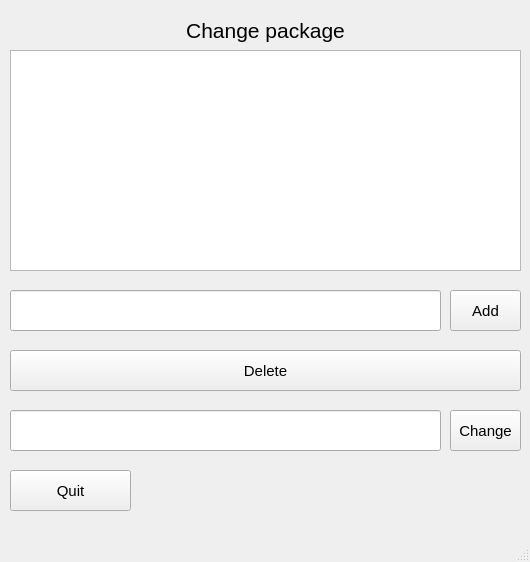
First picture: the form in mdkpv2/change_packages.ui, repository Korobkov124/MDKP, before the edit.
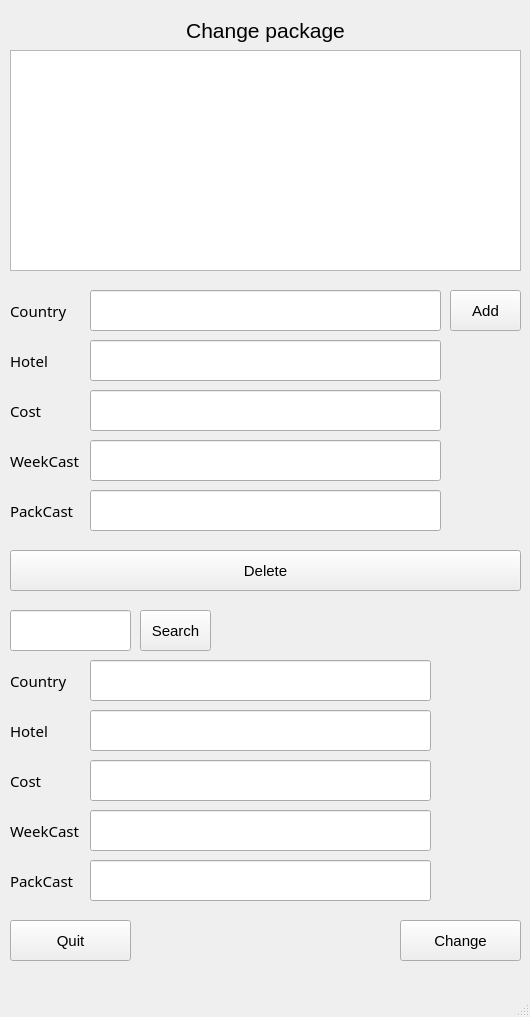
Second picture: the form after the edit.

What changed in the file:
```diff
--- a/mdkpv2/change_packages.ui
+++ b/mdkpv2/change_packages.ui
@@ -7,7 +7,7 @@
     <x>0</x>
     <y>0</y>
     <width>530</width>
-    <height>562</height>
+    <height>1017</height>
    </rect>
   </property>
   <property name="windowTitle">
@@ -46,11 +46,11 @@
      <string>Add</string>
     </property>
    </widget>
-   <widget class="QPushButton" name="Change_button">
+   <widget class="QPushButton" name="Search_button">
     <property name="geometry">
      <rect>
-      <x>450</x>
-      <y>410</y>
+      <x>140</x>
+      <y>610</y>
       <width>71</width>
       <height>41</height>
      </rect>
@@ -62,15 +62,15 @@
      </font>
     </property>
     <property name="text">
-     <string>Change</string>
+     <string>Search</string>
     </property>
    </widget>
    <widget class="QLineEdit" name="lineEdit_2">
     <property name="geometry">
      <rect>
       <x>10</x>
-      <y>410</y>
-      <width>431</width>
+      <y>610</y>
+      <width>121</width>
       <height>41</height>
      </rect>
     </property>
@@ -79,7 +79,7 @@
     <property name="geometry">
      <rect>
       <x>10</x>
-      <y>470</y>
+      <y>920</y>
       <width>121</width>
       <height>41</height>
      </rect>
@@ -98,7 +98,7 @@
     <property name="geometry">
      <rect>
       <x>10</x>
-      <y>350</y>
+      <y>550</y>
       <width>511</width>
       <height>41</height>
      </rect>
@@ -116,9 +116,9 @@
    <widget class="QLineEdit" name="lineEdit">
     <property name="geometry">
      <rect>
-      <x>10</x>
+      <x>90</x>
       <y>290</y>
-      <width>431</width>
+      <width>351</width>
       <height>41</height>
      </rect>
     </property>
@@ -133,6 +133,335 @@
      </rect>
     </property>
    </widget>
+   <widget class="QLineEdit" name="Hotel_field">
+    <property name="geometry">
+     <rect>
+      <x>90</x>
+      <y>340</y>
+      <width>351</width>
+      <height>41</height>
+     </rect>
+    </property>
+   </widget>
+   <widget class="QLineEdit" name="Cost_field">
+    <property name="geometry">
+     <rect>
+      <x>90</x>
+      <y>390</y>
+      <width>351</width>
+      <height>41</height>
+     </rect>
+    </property>
+   </widget>
+   <widget class="QLineEdit" name="Week_cast_field">
+    <property name="geometry">
+     <rect>
+      <x>90</x>
+      <y>440</y>
+      <width>351</width>
+      <height>41</height>
+     </rect>
+    </property>
+   </widget>
+   <widget class="QLineEdit" name="Package_cast_field">
+    <property name="geometry">
+     <rect>
+      <x>90</x>
+      <y>490</y>
+      <width>351</width>
+      <height>41</height>
+     </rect>
+    </property>
+   </widget>
+   <widget class="QLineEdit" name="Country_for_change_field">
+    <property name="geometry">
+     <rect>
+      <x>90</x>
+      <y>660</y>
+      <width>341</width>
+      <height>41</height>
+     </rect>
+    </property>
+   </widget>
+   <widget class="QLineEdit" name="Hotel_for_chang_field">
+    <property name="geometry">
+     <rect>
+      <x>90</x>
+      <y>710</y>
+      <width>341</width>
+      <height>41</height>
+     </rect>
+    </property>
+   </widget>
+   <widget class="QLineEdit" name="Cost_for_change_field">
+    <property name="geometry">
+     <rect>
+      <x>90</x>
+      <y>760</y>
+      <width>341</width>
+      <height>41</height>
+     </rect>
+    </property>
+   </widget>
+   <widget class="QLineEdit" name="Weekcast_for_change_field">
+    <property name="geometry">
+     <rect>
+      <x>90</x>
+      <y>810</y>
+      <width>341</width>
+      <height>41</height>
+     </rect>
+    </property>
+   </widget>
+   <widget class="QLineEdit" name="Packcast_for_change_field_">
+    <property name="geometry">
+     <rect>
+      <x>90</x>
+      <y>860</y>
+      <width>341</width>
+      <height>41</height>
+     </rect>
+    </property>
+   </widget>
+   <widget class="QPushButton" name="Change_button">
+    <property name="geometry">
+     <rect>
+      <x>400</x>
+      <y>920</y>
+      <width>121</width>
+      <height>41</height>
+     </rect>
+    </property>
+    <property name="font">
+     <font>
+      <family>Arial</family>
+      <pointsize>11</pointsize>
+     </font>
+    </property>
+    <property name="text">
+     <string>Change</string>
+    </property>
+   </widget>
+   <widget class="QLabel" name="label">
+    <property name="geometry">
+     <rect>
+      <x>10</x>
+      <y>290</y>
+      <width>71</width>
+      <height>41</height>
+     </rect>
+    </property>
+    <property name="font">
+     <font>
+      <family>Sitka</family>
+      <pointsize>11</pointsize>
+     </font>
+    </property>
+    <property name="styleSheet">
+     <string notr="true"/>
+    </property>
+    <property name="text">
+     <string>Country</string>
+    </property>
+   </widget>
+   <widget class="QLabel" name="label_3">
+    <property name="geometry">
+     <rect>
+      <x>10</x>
+      <y>340</y>
+      <width>71</width>
+      <height>41</height>
+     </rect>
+    </property>
+    <property name="font">
+     <font>
+      <family>Sitka</family>
+      <pointsize>11</pointsize>
+     </font>
+    </property>
+    <property name="styleSheet">
+     <string notr="true"/>
+    </property>
+    <property name="text">
+     <string>Hotel</string>
+    </property>
+   </widget>
+   <widget class="QLabel" name="label_4">
+    <property name="geometry">
+     <rect>
+      <x>10</x>
+      <y>390</y>
+      <width>71</width>
+      <height>41</height>
+     </rect>
+    </property>
+    <property name="font">
+     <font>
+      <family>Sitka</family>
+      <pointsize>11</pointsize>
+     </font>
+    </property>
+    <property name="styleSheet">
+     <string notr="true"/>
+    </property>
+    <property name="text">
+     <string>Cost</string>
+    </property>
+   </widget>
+   <widget class="QLabel" name="label_5">
+    <property name="geometry">
+     <rect>
+      <x>10</x>
+      <y>440</y>
+      <width>71</width>
+      <height>41</height>
+     </rect>
+    </property>
+    <property name="font">
+     <font>
+      <family>Sitka</family>
+      <pointsize>11</pointsize>
+     </font>
+    </property>
+    <property name="styleSheet">
+     <string notr="true"/>
+    </property>
+    <property name="text">
+     <string>WeekCast</string>
+    </property>
+   </widget>
+   <widget class="QLabel" name="label_6">
+    <property name="geometry">
+     <rect>
+      <x>10</x>
+      <y>490</y>
+      <width>71</width>
+      <height>41</height>
+     </rect>
+    </property>
+    <property name="font">
+     <font>
+      <family>Sitka</family>
+      <pointsize>11</pointsize>
+     </font>
+    </property>
+    <property name="styleSheet">
+     <string notr="true"/>
+    </property>
+    <property name="text">
+     <string>PackCast</string>
+    </property>
+   </widget>
+   <widget class="QLabel" name="label_7">
+    <property name="geometry">
+     <rect>
+      <x>10</x>
+      <y>660</y>
+      <width>71</width>
+      <height>41</height>
+     </rect>
+    </property>
+    <property name="font">
+     <font>
+      <family>Sitka</family>
+      <pointsize>11</pointsize>
+     </font>
+    </property>
+    <property name="styleSheet">
+     <string notr="true"/>
+    </property>
+    <property name="text">
+     <string>Country</string>
+    </property>
+   </widget>
+   <widget class="QLabel" name="label_8">
+    <property name="geometry">
+     <rect>
+      <x>10</x>
+      <y>710</y>
+      <width>71</width>
+      <height>41</height>
+     </rect>
+    </property>
+    <property name="font">
+     <font>
+      <family>Sitka</family>
+      <pointsize>11</pointsize>
+     </font>
+    </property>
+    <property name="styleSheet">
+     <string notr="true"/>
+    </property>
+    <property name="text">
+     <string>Hotel</string>
+    </property>
+   </widget>
+   <widget class="QLabel" name="label_9">
+    <property name="geometry">
+     <rect>
+      <x>10</x>
+      <y>760</y>
+      <width>71</width>
+      <height>41</height>
+     </rect>
+    </property>
+    <property name="font">
+     <font>
+      <family>Sitka</family>
+      <pointsize>11</pointsize>
+     </font>
+    </property>
+    <property name="styleSheet">
+     <string notr="true"/>
+    </property>
+    <property name="text">
+     <string>Cost</string>
+    </property>
+   </widget>
+   <widget class="QLabel" name="label_10">
+    <property name="geometry">
+     <rect>
+      <x>10</x>
+      <y>810</y>
+      <width>71</width>
+      <height>41</height>
+     </rect>
+    </property>
+    <property name="font">
+     <font>
+      <family>Sitka</family>
+      <pointsize>11</pointsize>
+     </font>
+    </property>
+    <property name="styleSheet">
+     <string notr="true"/>
+    </property>
+    <property name="text">
+     <string>WeekCast</string>
+    </property>
+   </widget>
+   <widget class="QLabel" name="label_11">
+    <property name="geometry">
+     <rect>
+      <x>10</x>
+      <y>860</y>
+      <width>71</width>
+      <height>41</height>
+     </rect>
+    </property>
+    <property name="font">
+     <font>
+      <family>Sitka</family>
+      <pointsize>11</pointsize>
+     </font>
+    </property>
+    <property name="styleSheet">
+     <string notr="true"/>
+    </property>
+    <property name="text">
+     <string>PackCast</string>
+    </property>
+   </widget>
   </widget>
   <widget class="QMenuBar" name="menubar">
    <property name="geometry">
```
Left out of the diff: 4 changed lines with no effect on the pictures.
